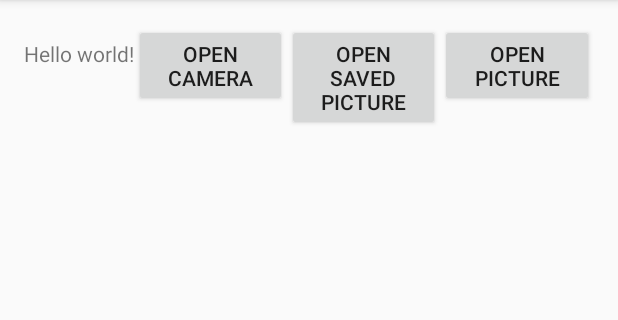
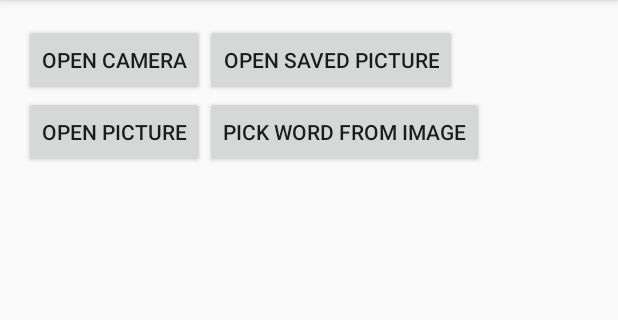
Before and after one commit to zhangrfc/SuperNotebook, an Android app: the screen it shows after launch (MainActivity), on a phone screen of 412 x 824 dp, the part 84-404 px from its top. Run offline under Robolectric (Android 15) with nearby library versions, the phone set to English and light mode, and no system bars; libraries missing offline, so code that uses them is left out: com.googlecode.tesseract.

Commit message:
Commit, full screen activity

```diff
--- a/CamPicDemo/app/build.gradle
+++ b/CamPicDemo/app/build.gradle
@@ -21,6 +21,7 @@ android {
 
 dependencies {
     compile fileTree(include: ['*.jar'], dir: 'libs')
+    compile project(':libraries:tess-two')
     compile 'com.android.support:appcompat-v7:23.0.0'
-    compile project(':libraries:tess-two')
+    compile 'com.android.support:support-v4:23.0.0'
 }
--- a/CamPicDemo/app/src/main/java/pennapps/campicdemo/MainActivity.java
+++ b/CamPicDemo/app/src/main/java/pennapps/campicdemo/MainActivity.java
@@ -134,6 +134,12 @@ public class MainActivity extends AppCompatActivity {
         startActivity(intent);
     }
 
+    public void wordPick(View view) {
+        Intent intent = new Intent(getApplicationContext(), PickWordActivity.class);
+        intent.putExtra("IMAGE", WORD_PIC_PATH);
+        startActivity(intent);
+    }
+
     // Test Tesseract
     public void tess() {
         TessBaseAPI baseApi = new TessBaseAPI();
--- a/CamPicDemo/app/src/main/res/layout/activity_main.xml
+++ b/CamPicDemo/app/src/main/res/layout/activity_main.xml
@@ -5,11 +5,12 @@
     android:layout_height="match_parent" android:paddingLeft="@dimen/activity_horizontal_margin"
     android:paddingRight="@dimen/activity_horizontal_margin"
     android:paddingTop="@dimen/activity_vertical_margin"
+    android:orientation="vertical"
     android:paddingBottom="@dimen/activity_vertical_margin" tools:context=".MainActivity">
 
-    <TextView android:text="@string/hello_world" android:layout_width="wrap_content"
-        android:layout_height="wrap_content" />
-
+    <LinearLayout
+        android:layout_width="wrap_content"
+        android:layout_height="wrap_content">
         <Button android:id="@+id/mainCam"
             android:text="@string/mainCam"
             android:layout_weight="1"
@@ -22,12 +23,23 @@
             android:layout_height="wrap_content"
             android:layout_width="0dp"
             android:onClick="pic" />
+    </LinearLayout>
+    <LinearLayout
+        android:layout_width="wrap_content"
+        android:layout_height="fill_parent">
         <Button android:id="@+id/wordPic"
             android:text="@string/wordPic"
             android:layout_weight="1"
             android:layout_height="wrap_content"
             android:layout_width="0dp"
             android:onClick="wordPic" />
+        <Button android:id="@+id/wordPick"
+            android:text="@string/wordPick"
+            android:layout_weight="1"
+            android:layout_height="wrap_content"
+            android:layout_width="0dp"
+            android:onClick="wordPick" />
+    </LinearLayout>
 <!-- <ImageView
         android:id="@+id/mainImg"
         android:layout_width="match_parent"
--- /dev/null
+++ b/CamPicDemo/app/src/main/res/values-v11/styles.xml
@@ -0,0 +1,15 @@
+<resources>
+
+    <style name="FullscreenTheme" parent="android:Theme.Holo">
+        <item name="android:actionBarStyle">@style/FullscreenActionBarStyle</item>
+        <item name="android:windowActionBarOverlay">true</item>
+        <item name="android:windowBackground">@null</item>
+        <item name="metaButtonBarStyle">?android:attr/buttonBarStyle</item>
+        <item name="metaButtonBarButtonStyle">?android:attr/buttonBarButtonStyle</item>
+    </style>
+
+    <style name="FullscreenActionBarStyle" parent="android:Widget.Holo.ActionBar">
+        <item name="android:background">@color/black_overlay</item>
+    </style>
+
+</resources>
--- /dev/null
+++ b/CamPicDemo/app/src/main/res/values/colors.xml
@@ -0,0 +1,5 @@
+<resources>
+
+    <color name="black_overlay">#66000000</color>
+
+</resources>
--- a/CamPicDemo/app/src/main/res/values/strings.xml
+++ b/CamPicDemo/app/src/main/res/values/strings.xml
@@ -7,5 +7,10 @@
     <string name="mainCam">Open Camera</string>
     <string name="mainPic">Open Saved Picture</string>
     <string name="wordPic">Open Picture</string>
+    <string name="wordPick">Pick word from image</string>
     <string name="title_activity_pic_word">PicWordActivity</string>
+
+    <string name="title_activity_pick_word">PickWordActivity</string>
+    <string name="dummy_button">Dummy Button</string>
+    <string name="dummy_content">DUMMY\nCONTENT</string>
 </resources>
--- a/CamPicDemo/app/src/main/res/values/styles.xml
+++ b/CamPicDemo/app/src/main/res/values/styles.xml
@@ -5,4 +5,23 @@
         <!-- Customize your theme here. -->
     </style>
 
+    <style name="FullscreenTheme" parent="android:Theme.NoTitleBar">
+        <item name="android:windowContentOverlay">@null</item>
+        <item name="android:windowBackground">@null</item>
+        <item name="metaButtonBarStyle">@style/ButtonBar</item>
+        <item name="metaButtonBarButtonStyle">@style/ButtonBarButton</item>
+    </style>
+
+    <!-- Backward-compatible version of ?android:attr/buttonBarStyle -->
+    <style name="ButtonBar">
+        <item name="android:paddingLeft">2dp</item>
+        <item name="android:paddingTop">5dp</item>
+        <item name="android:paddingRight">2dp</item>
+        <item name="android:paddingBottom">0dp</item>
+        <item name="android:background">@android:drawable/bottom_bar</item>
+    </style>
+
+    <!-- Backward-compatible version of ?android:attr/buttonBarButtonStyle -->
+    <style name="ButtonBarButton" />
+
 </resources>
```
Also changed, not shown: CamPicDemo/app/src/main/AndroidManifest.xml (+8 -0 lines), CamPicDemo/app/src/main/java/pennapps/campicdemo/CustomDrawableView.java (added, +51 -0 lines), CamPicDemo/app/src/main/java/pennapps/campicdemo/PickWordActivity.java (added, +172 -0 lines), CamPicDemo/app/src/main/java/pennapps/campicdemo/util/SystemUiHider.java (added, +172 -0 lines), CamPicDemo/app/src/main/java/pennapps/campicdemo/util/SystemUiHiderBase.java (added, +63 -0 lines), CamPicDemo/app/src/main/java/pennapps/campicdemo/util/SystemUiHiderHoneycomb.java (added, +141 -0 lines), CamPicDemo/app/src/main/res/layout/activity_pick_word.xml (added, +33 -0 lines), CamPicDemo/app/src/main/res/values/attrs.xml (added, +12 -0 lines), 1 other file. Lines whose indentation alone changed are shown as unchanged.
